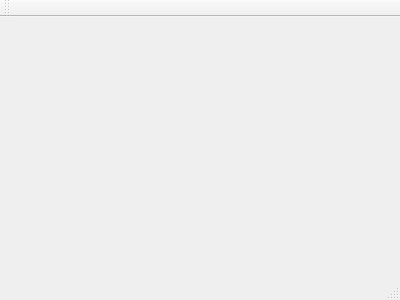
Above: qtPathFinder/src/MainWindow.ui from bruckart/robot_planning_library before the change. Below: the same form after it.
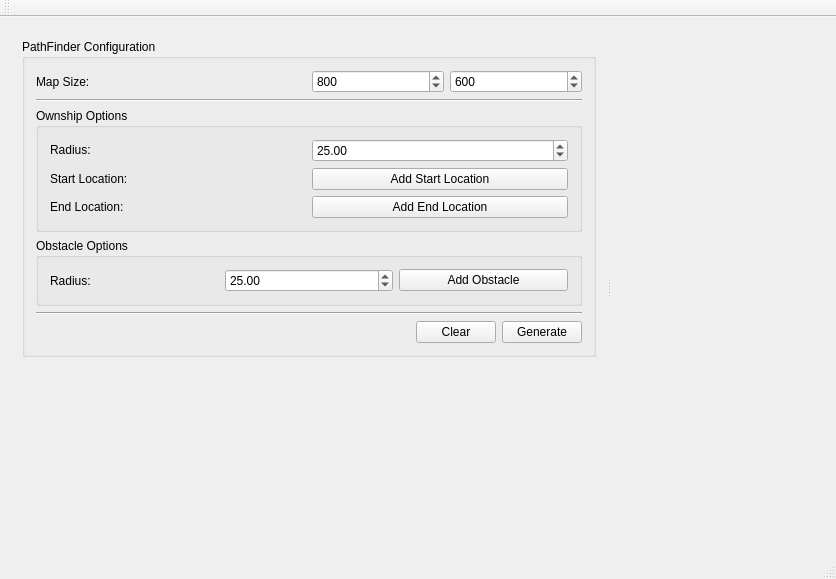
That is the form after the change. Custom widgets are drawn as their Qt base class.

Patch:
```diff
--- a/qtPathFinder/src/MainWindow.ui
+++ b/qtPathFinder/src/MainWindow.ui
@@ -6,14 +6,257 @@
    <rect>
     <x>0</x>
     <y>0</y>
-    <width>400</width>
-    <height>300</height>
+    <width>836</width>
+    <height>579</height>
    </rect>
   </property>
   <property name="windowTitle">
    <string>MainWindow</string>
   </property>
-  <widget class="QWidget" name="centralWidget"/>
+  <widget class="QWidget" name="centralWidget">
+   <layout class="QHBoxLayout" name="horizontalLayout_12">
+    <item>
+     <widget class="QSplitter" name="splitter">
+      <property name="orientation">
+       <enum>Qt::Horizontal</enum>
+      </property>
+      <widget class="QWidget" name="">
+       <layout class="QVBoxLayout" name="verticalLayout_5">
+        <item>
+         <widget class="QGroupBox" name="groupBox">
+          <property name="title">
+           <string>PathFinder Configuration</string>
+          </property>
+          <layout class="QVBoxLayout" name="verticalLayout_4">
+           <item>
+            <layout class="QHBoxLayout" name="horizontalLayout_11">
+             <item>
+              <widget class="QLabel" name="label_5">
+               <property name="text">
+                <string>Map Size: </string>
+               </property>
+              </widget>
+             </item>
+             <item>
+              <layout class="QHBoxLayout" name="horizontalLayout">
+               <item>
+                <widget class="QSpinBox" name="m_mapWidth">
+                 <property name="minimum">
+                  <number>10</number>
+                 </property>
+                 <property name="maximum">
+                  <number>1000</number>
+                 </property>
+                 <property name="value">
+                  <number>800</number>
+                 </property>
+                </widget>
+               </item>
+               <item>
+                <widget class="QSpinBox" name="m_mapHeight">
+                 <property name="minimum">
+                  <number>10</number>
+                 </property>
+                 <property name="maximum">
+                  <number>1000</number>
+                 </property>
+                 <property name="value">
+                  <number>600</number>
+                 </property>
+                </widget>
+               </item>
+              </layout>
+             </item>
+            </layout>
+           </item>
+           <item>
+            <widget class="Line" name="line">
+             <property name="orientation">
+              <enum>Qt::Horizontal</enum>
+             </property>
+            </widget>
+           </item>
+           <item>
+            <widget class="QGroupBox" name="groupBox_2">
+             <property name="title">
+              <string>Ownship Options</string>
+             </property>
+             <layout class="QHBoxLayout" name="horizontalLayout_5">
+              <item>
+               <layout class="QVBoxLayout" name="verticalLayout_2">
+                <item>
+                 <widget class="QLabel" name="label_4">
+                  <property name="text">
+                   <string>Radius: </string>
+                  </property>
+                 </widget>
+                </item>
+                <item>
+                 <widget class="QLabel" name="label">
+                  <property name="text">
+                   <string>Start Location:</string>
+                  </property>
+                 </widget>
+                </item>
+                <item>
+                 <widget class="QLabel" name="label_6">
+                  <property name="text">
+                   <string>End Location:</string>
+                  </property>
+                 </widget>
+                </item>
+               </layout>
+              </item>
+              <item>
+               <layout class="QVBoxLayout" name="verticalLayout">
+                <item>
+                 <widget class="QDoubleSpinBox" name="m_ownshipRadius">
+                  <property name="minimum">
+                   <double>1.000000000000000</double>
+                  </property>
+                  <property name="maximum">
+                   <double>999.000000000000000</double>
+                  </property>
+                  <property name="value">
+                   <double>25.000000000000000</double>
+                  </property>
+                 </widget>
+                </item>
+                <item>
+                 <layout class="QHBoxLayout" name="horizontalLayout_8">
+                  <item>
+                   <widget class="QPushButton" name="m_addStartLocButton">
+                    <property name="text">
+                     <string>Add Start Location</string>
+                    </property>
+                   </widget>
+                  </item>
+                 </layout>
+                </item>
+                <item>
+                 <layout class="QHBoxLayout" name="horizontalLayout_7">
+                  <item>
+                   <widget class="QPushButton" name="m_addEndLocButton">
+                    <property name="statusTip">
+                     <string extracomment="This is a comment."/>
+                    </property>
+                    <property name="text">
+                     <string>Add End Location</string>
+                    </property>
+                   </widget>
+                  </item>
+                 </layout>
+                </item>
+               </layout>
+              </item>
+             </layout>
+            </widget>
+           </item>
+           <item>
+            <widget class="QGroupBox" name="groupBox_3">
+             <property name="title">
+              <string>Obstacle Options</string>
+             </property>
+             <layout class="QVBoxLayout" name="verticalLayout_3">
+              <item>
+               <layout class="QHBoxLayout" name="horizontalLayout_9">
+                <item>
+                 <widget class="QLabel" name="label_3">
+                  <property name="text">
+                   <string>Radius: </string>
+                  </property>
+                 </widget>
+                </item>
+                <item>
+                 <widget class="QDoubleSpinBox" name="m_obstacleRadius">
+                  <property name="minimum">
+                   <double>1.000000000000000</double>
+                  </property>
+                  <property name="maximum">
+                   <double>999.000000000000000</double>
+                  </property>
+                  <property name="value">
+                   <double>25.000000000000000</double>
+                  </property>
+                 </widget>
+                </item>
+                <item>
+                 <widget class="QPushButton" name="m_addObsButton">
+                  <property name="text">
+                   <string>Add Obstacle</string>
+                  </property>
+                 </widget>
+                </item>
+               </layout>
+              </item>
+             </layout>
+            </widget>
+           </item>
+           <item>
+            <widget class="Line" name="line_2">
+             <property name="orientation">
+              <enum>Qt::Horizontal</enum>
+             </property>
+            </widget>
+           </item>
+           <item>
+            <layout class="QHBoxLayout" name="horizontalLayout_4">
+             <item>
+              <spacer name="horizontalSpacer">
+               <property name="orientation">
+                <enum>Qt::Horizontal</enum>
+               </property>
+               <property name="sizeHint" stdset="0">
+                <size>
+                 <width>40</width>
+                 <height>20</height>
+                </size>
+               </property>
+              </spacer>
+             </item>
+             <item>
+              <layout class="QHBoxLayout" name="horizontalLayout_3">
+               <item>
+                <widget class="QPushButton" name="m_clearButton">
+                 <property name="text">
+                  <string>Clear</string>
+                 </property>
+                </widget>
+               </item>
+               <item>
+                <widget class="QPushButton" name="m_generateButton">
+                 <property name="text">
+                  <string>Generate</string>
+                 </property>
+                </widget>
+               </item>
+              </layout>
+             </item>
+            </layout>
+           </item>
+          </layout>
+         </widget>
+        </item>
+        <item>
+         <spacer name="verticalSpacer">
+          <property name="orientation">
+           <enum>Qt::Vertical</enum>
+          </property>
+          <property name="sizeHint" stdset="0">
+           <size>
+            <width>20</width>
+            <height>40</height>
+           </size>
+          </property>
+         </spacer>
+        </item>
+       </layout>
+      </widget>
+      <widget class="MyGraphicsWidget" name="m_graphicsWidget" native="true"/>
+     </widget>
+    </item>
+   </layout>
+  </widget>
   <widget class="QMenuBar" name="menuBar">
    <property name="geometry">
     <rect>
@@ -35,6 +278,14 @@
   <widget class="QStatusBar" name="statusBar"/>
  </widget>
  <layoutdefault spacing="6" margin="11"/>
+ <customwidgets>
+  <customwidget>
+   <class>MyGraphicsWidget</class>
+   <extends>QWidget</extends>
+   <header>MyGraphicsWidget.h</header>
+   <container>1</container>
+  </customwidget>
+ </customwidgets>
  <resources/>
  <connections/>
 </ui>
```
Left out of the diff: 5 changed lines with no effect on the pictures.
